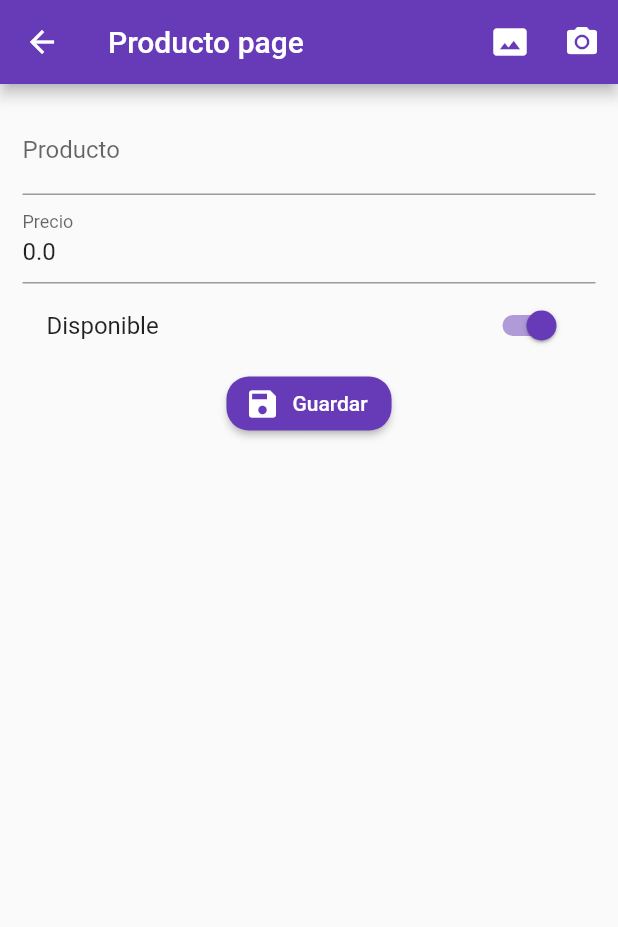
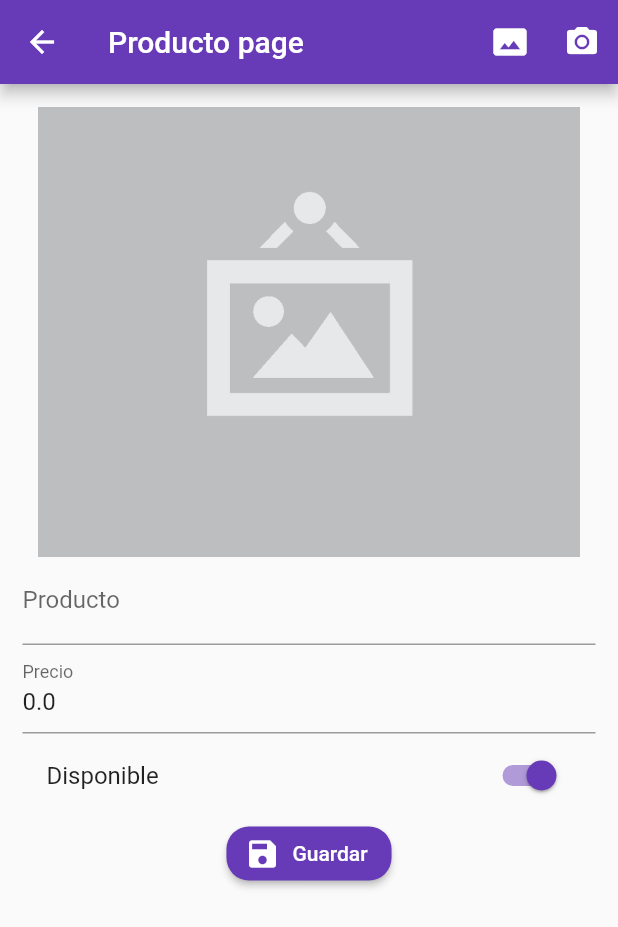
Before and after one commit to FelipeHft/formValidationBloc, a Flutter app: the screen it shows after launch, after a tap on the "add" icon, on a phone screen of 412 x 824 dp. Shown: the top 927 px of the screen. Run offline on Flutter 3.47's test engine with Material 2 defaults, Android fonts, the phone set to English and light mode, and no system bars; our stand-ins replace image_picker, rxdart; network calls fail.

Commit message:
seleccionar imagen del celular

```diff
--- a/lib/src/models/producto_model.dart
+++ b/lib/src/models/producto_model.dart
@@ -32,7 +32,7 @@ class ProductoModel {
     );
 
     Map<String, dynamic> toJson() => {
-        "id"        : id,
+        // "id"        : id,
         "titulo"    : titulo,
         "valor"     : valor,
         "disponible": disponible,
--- a/lib/src/pages/home_page.dart
+++ b/lib/src/pages/home_page.dart
@@ -1,19 +1,62 @@
 import 'package:flutter/material.dart';
-import 'package:formvalidationbloc/src/bloc/provider.dart';
+import 'package:formvalidationbloc/src/models/producto_model.dart';
+import 'package:formvalidationbloc/src/providers/productos_provider.dart';
+// import 'package:formvalidationbloc/src/bloc/provider.dart';
 
 class HomePage extends StatelessWidget {
+
+  final productosProvider = new ProductosProvider();
+
   @override
   Widget build(BuildContext context) {
 
-    final bloc = Provider.of(context);
+    // final bloc = Provider.of(context);
 
     return Scaffold(
       appBar: AppBar(
         title: Text('Home'),
       ),
-      body: Container(),
+      body: _crearListado(),
       floatingActionButton: _crearBoton(context),
     );
+  }
+
+  Widget _crearListado(){
+    return FutureBuilder(
+      future: productosProvider.cargarProductos(),
+      builder: (BuildContext context, AsyncSnapshot<List<ProductoModel>> snapshot) {
+        if(snapshot.hasData){
+
+          final productos = snapshot.data;
+          return ListView.builder(
+            itemCount: productos.length,
+            itemBuilder: (context, i) => _crearItem(context, productos[i]),
+          );
+
+        } else{
+          return Center(child: CircularProgressIndicator(),);
+        }
+      },
+    );
+  }
+
+  Widget _crearItem(BuildContext context, ProductoModel producto){
+
+    return Dismissible(
+      key: UniqueKey(),
+      background: Container(
+        color: Colors.red,
+      ),
+      onDismissed: (direccion){
+        productosProvider.borrarProducto(producto.id);
+      },
+      child: ListTile(
+        title: Text('${producto.titulo} - ${producto.valor}'),
+        subtitle: Text('${producto.id}'),
+        onTap: () => Navigator.pushNamed(context, 'producto', arguments: producto),
+      ),
+    );
+
   }
 
   _crearBoton(BuildContext context){
--- a/lib/src/pages/producto_page.dart
+++ b/lib/src/pages/producto_page.dart
@@ -1,6 +1,11 @@
+import 'dart:io';
+
 import 'package:flutter/material.dart';
+
 import 'package:formvalidationbloc/src/models/producto_model.dart';
+import 'package:formvalidationbloc/src/providers/productos_provider.dart';
 import 'package:formvalidationbloc/src/utils/utils.dart' as utils;
+import 'package:image_picker/image_picker.dart';
 
 class ProductoPage extends StatefulWidget {
 
@@ -10,22 +15,33 @@ class ProductoPage extends StatefulWidget {
 
 class _ProductoPageState extends State<ProductoPage> {
   final formKey = GlobalKey<FormState>();
+  final scaffoldKey = GlobalKey<ScaffoldState>();
+  final productoProvider = new ProductosProvider();
 
   ProductoModel producto = new ProductoModel();
+  bool _guardando = false;
+  File foto;
 
   @override
   Widget build(BuildContext context) {
+
+    ProductoModel prodData = ModalRoute.of(context).settings.arguments;
+    if(prodData != null){
+      producto = prodData;
+    }
+
     return Scaffold(
+      key: scaffoldKey,
       appBar: AppBar(
         title: Text('Producto page'),
         actions: <Widget>[
           IconButton(
             icon: Icon(Icons.photo_size_select_actual),
-            onPressed: (){},
+            onPressed: _seleccionarFoto,
           ),
           IconButton(
             icon: Icon(Icons.camera_alt),
-            onPressed: (){},
+            onPressed: _tomarFoto,
           ),
         ],
       ),
@@ -36,6 +52,7 @@ class _ProductoPageState extends State<ProductoPage> {
             key: formKey,
             child: Column(
               children: <Widget>[
+                _mostrarFoto(),
                 _crearNombre(),
                 _crearPrecio(),
                 _crearDisponible(),
@@ -104,7 +121,7 @@ class _ProductoPageState extends State<ProductoPage> {
       shape: RoundedRectangleBorder(
         borderRadius: BorderRadius.circular(15.0)
       ),
-      onPressed: _submit,
+      onPressed: ( _guardando ) ? null : _submit,
     );
   }
 
@@ -113,8 +130,66 @@ class _ProductoPageState extends State<ProductoPage> {
 
     formKey.currentState.save();
 
-    print(producto.titulo);
-    print(producto.valor);
-    print(producto.disponible);
+    setState(() { _guardando = true; });
+
+
+    if(producto.id == null){
+      productoProvider.crearProducto(producto);
+    }else{
+      productoProvider.editarProducto(producto);
+    }
+
+    // setState(() {  _guardando = false; });
+    mostrarSnackbar('Registro guardado');
+
+    Navigator.pop(context);
+
   }
+
+  void mostrarSnackbar(String mensaje){
+
+    final snackbar = SnackBar(
+      content: Text(mensaje),
+      duration: Duration(milliseconds: 1500),
+    );
+
+    scaffoldKey.currentState.showSnackBar(snackbar);
+
+  }
+
+  Widget _mostrarFoto(){
+
+    if(producto.fotoUrl != null){
+      return Container();
+    }else{
+      return Image(
+        image: AssetImage(foto?.path ?? 'assets/no-image.png'),
+        height: 300.0,
+        fit: BoxFit.cover,
+      );
+    }
+
+  }
+
+  _seleccionarFoto() async{
+
+    foto = await ImagePicker.pickImage(
+      source: ImageSource.gallery
+    );
+
+    if(foto != null){
+
+    }
+
+  }
+
+  _tomarFoto(){
+
+
+
+  }
+
+
+
+
 }
--- /dev/null
+++ b/lib/src/providers/productos_provider.dart
@@ -0,0 +1,75 @@
+import 'dart:convert';
+import 'package:http/http.dart' as http;
+
+import 'package:formvalidationbloc/src/models/producto_model.dart';
+
+class ProductosProvider{
+
+  final _url = 'https://flutter-varios-2ee18.firebaseio.com';
+
+  Future<bool> crearProducto( ProductoModel producto) async{
+
+    final url = '$_url/productos.json';
+
+    final resp = await http.post(url, body: productoModelToJson(producto));
+
+    final decodedData = json.decode(resp.body);
+
+    print(decodedData);
+    return true;
+
+  }
+
+  Future<bool> editarProducto( ProductoModel producto) async{
+
+    final url = '$_url/productos/${producto.id}.json';
+
+    final resp = await http.put(url, body: productoModelToJson(producto));
+
+    final decodedData = json.decode(resp.body);
+
+    print(decodedData);
+    return true;
+
+  }
+
+
+  Future<List<ProductoModel>> cargarProductos() async{
+
+    final url = '$_url/productos.json';
+    final resp = await http.get(url);
+
+    final Map<String, dynamic> decodedData = json.decode(resp.body);
+    final List<ProductoModel> productos = new List();
+
+    if (decodedData == null) return [];
+
+    decodedData.forEach((id, prod){
+
+      final prodTemp = ProductoModel.fromJson(prod);
+      prodTemp.id = id;
+
+      productos.add(prodTemp);
+
+    });
+
+    print(productos);
+
+    return productos;
+
+  }
+
+  Future<int> borrarProducto(String id) async{
+
+    final url = '$_url/productos/$id.json';
+    final resp = await http.delete(url);
+
+    print(json.decode(resp.body));
+
+    return 1;
+
+  }
+
+
+
+}
--- a/pubspec.yaml
+++ b/pubspec.yaml
@@ -24,6 +24,8 @@ dependencies:
   # Use with the CupertinoIcons class for iOS style icons.
   cupertino_icons: ^0.1.2
   rxdart: ^0.22.6
+  http:
+  image_picker: ^0.6.2+1
 
 dev_dependencies:
   flutter_test:
@@ -42,8 +44,8 @@ flutter:
   uses-material-design: true
 
   # To add assets to your application, add an assets section, like this:
-  # assets:
-  #  - images/a_dot_burr.jpeg
+  assets:
+   - assets/
   #  - images/a_dot_ham.jpeg
 
   # An image asset can refer to one or more resolution-specific "variants", see
```
Also changed, not shown: assets/jar-loading.gif (added), assets/no-image.png (added), pubspec.lock, 2 other files.
